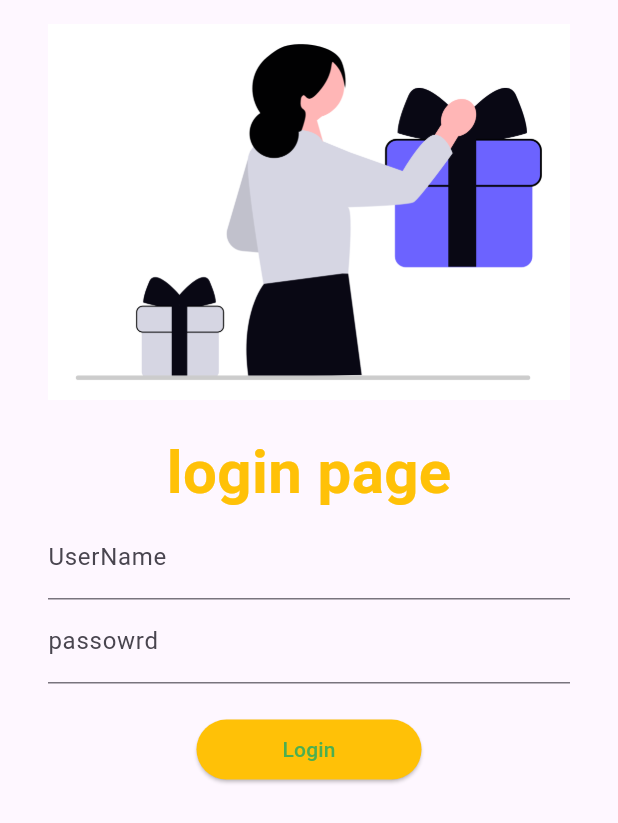
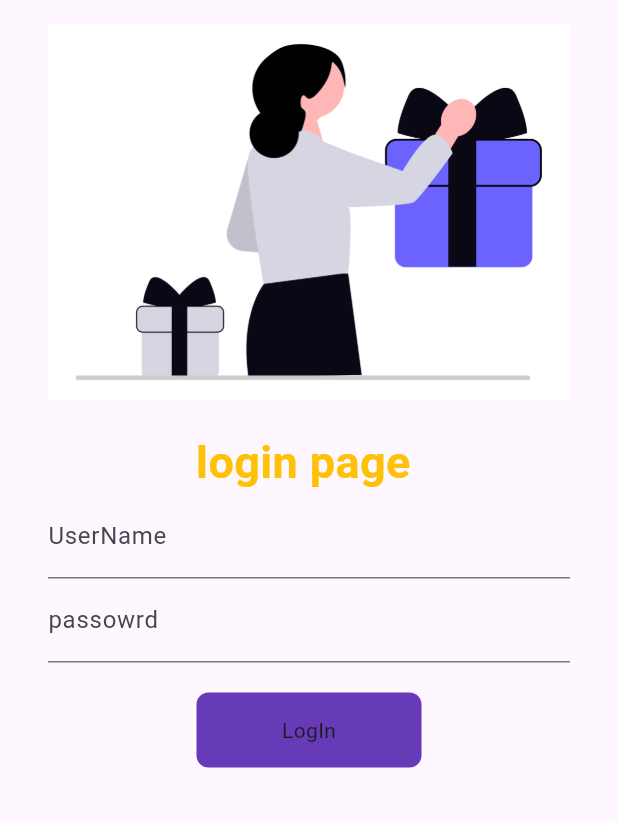
Before and after one commit to ANWAR-ALI784/Groceries-App-UI, a Flutter app: the screen it shows after launch, on a phone screen of 412 x 824 dp. Shown: the top 823 px of the screen. Run offline on Flutter 3.47's test engine with Material 3 defaults, Android fonts, the phone set to English and light mode, and no system bars.

Commit message:
day 6 completed

```diff
--- a/lib/main.dart
+++ b/lib/main.dart
@@ -13,6 +13,7 @@
   @override
   Widget build(BuildContext context) {
     return MaterialApp(
+      debugShowCheckedModeBanner: true,
       // home: //const Homepage(),
      themeMode: ThemeMode.dark,
       theme: ThemeData(
--- a/lib/pages/homepage.dart
+++ b/lib/pages/homepage.dart
@@ -9,7 +9,8 @@
     return Scaffold(
       appBar: AppBar(
 
-        // backgroundColor: Colors.green,
+
+        backgroundColor: Colors.green,
 
 
         title: const Text("Catalog App"),
--- a/lib/pages/loginpage.dart
+++ b/lib/pages/loginpage.dart
@@ -1,29 +1,52 @@
 import 'package:catalogapp/utils/routes.dart';
 import 'package:flutter/material.dart';
-class Loginpage extends StatelessWidget {
+
+class Loginpage extends StatefulWidget {
   const Loginpage({super.key});
 
+  @override
+  State<Loginpage> createState() => _LoginpageState();
+}
+
+class _LoginpageState extends State<Loginpage> {
+  String Name = "";
+  bool changeButton = false;
   @override
   Widget build(BuildContext context) {
     return Scaffold(
       body: SingleChildScrollView(
         child: Padding(
-          padding: const EdgeInsets.symmetric(vertical: 16,horizontal: 32),
+          padding: const EdgeInsets.symmetric(vertical: 16, horizontal: 32),
           child: Column(
             children: [
               Image.asset("assests/images/giftitem.png"),
-              const SizedBox(height: 20,),
-                const Text("login page",style: TextStyle(fontWeight: FontWeight.bold,fontSize: 20,color: Colors.amber),textScaleFactor: 2.0,),
+              const SizedBox(
+                height: 20,
+              ),
+              Text(
+                "login page $Name",
+                style: const TextStyle(
+                    fontWeight: FontWeight.bold,
+                    fontSize: 20,
+                    color: Colors.amber),
+                textScaleFactor: 1.5,
+              ),
               TextFormField(
                 decoration: const InputDecoration(
                   labelText: "UserName",
                   hintText: " Enter Username",
                 ),
+                onChanged: (value){
+                  Name=value;
+                  setState(() {
+
+                  });
+
+                },
               ),
               TextFormField(
                 obscureText: true,
                 decoration: const InputDecoration(
-
                   labelText: "passowrd",
                   hintText: " Enter password",
                 ),
@@ -31,25 +54,41 @@
               SizedBox(
                 height: 20,
               ),
-              ElevatedButton(
-                onPressed: (){
+              InkWell(
+                onTap: () async {
+                  changeButton=true;
+                  setState(()  {
 
-    debugPrint("Login button pressed");
-    Navigator.pushNamed(context, MyRoutes.homeRoute);
-    },
+                  });
+                  await Future.delayed(Duration(seconds: 1));
+                  Navigator.pushNamed(context, MyRoutes.homeRoute);
+                },
+                child: AnimatedContainer(duration: Duration(seconds: 1),
+                  height:50,
+                  width:  changeButton ? 50:150,
+                  alignment: Alignment.center,
 
-    child: const Text("Login"),
+                  child:changeButton?Icon(Icons.done,color: Colors.white,) :Text("LogIn"),
 
-              style: TextButton.styleFrom(foregroundColor: Colors.green,backgroundColor: Colors.amber,minimumSize: const Size(150, 40)),
+                  decoration:  BoxDecoration(
+                    borderRadius: BorderRadius.circular(changeButton?50:8),
 
+                    color: Colors.deepPurple
+                  ),
+                ),
               ),
 
-
-
-
-
-
-
+              // ElevatedButton(
+              //   onPressed: () {
+              //     debugPrint("Login button pressed");
+              //     Navigator.pushNamed(context, MyRoutes.homeRoute);
+              //   },
+              //   child: const Text("Login"),
+              //   style: TextButton.styleFrom(
+              //       foregroundColor: Colors.green,
+              //       backgroundColor: Colors.amber,
+              //       minimumSize: const Size(150, 40)),
+              // ),
             ],
           ),
         ),
```
